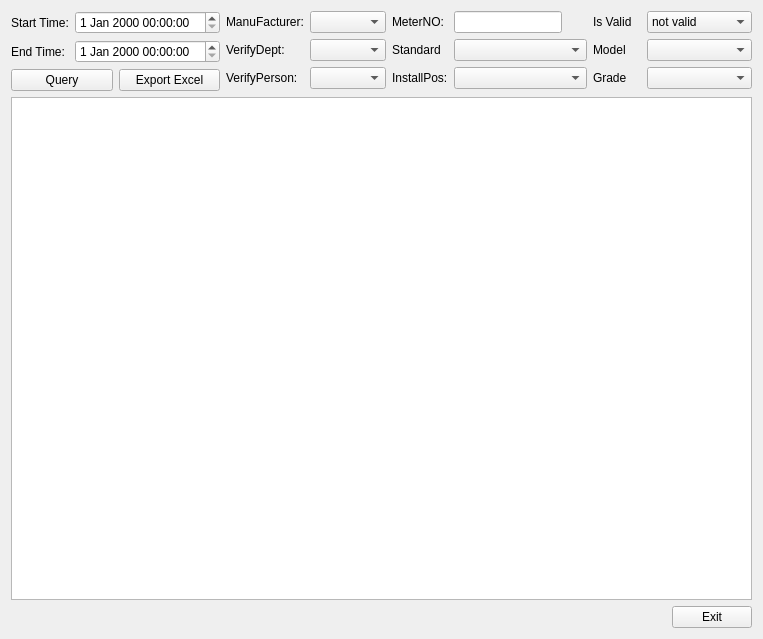
This is source/resultquery/ui/cmb_result.ui in flimmy78/qtverify as Qt 5 draws it before an edit. The edited form follows.
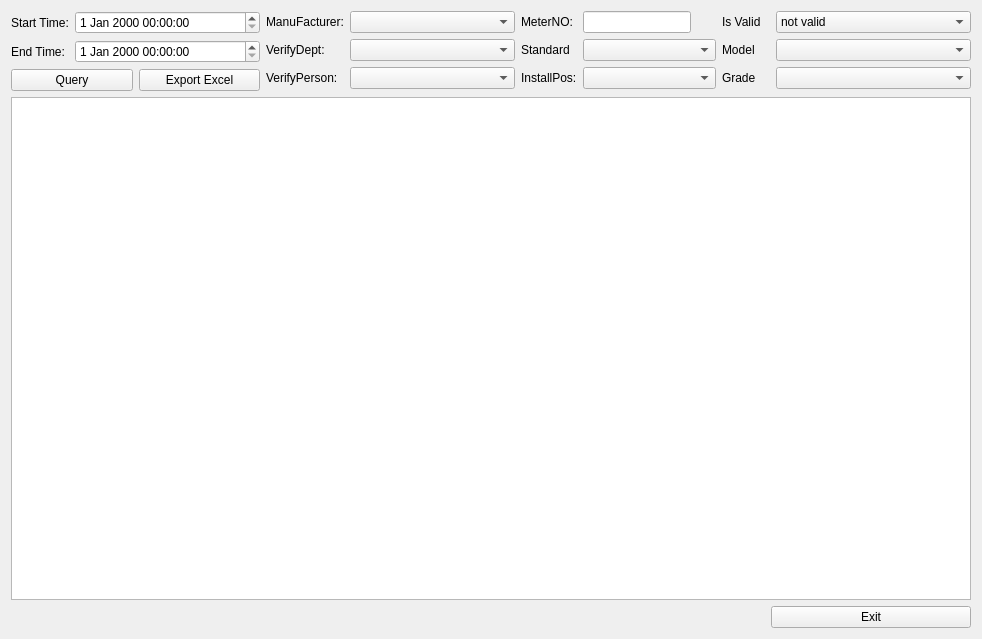
This is the edited form.

Diff of the .ui file:
```diff
--- a/source/resultquery/ui/cmb_result.ui
+++ b/source/resultquery/ui/cmb_result.ui
@@ -6,7 +6,7 @@
    <rect>
     <x>0</x>
     <y>0</y>
-    <width>763</width>
+    <width>982</width>
     <height>639</height>
    </rect>
   </property>
@@ -358,6 +358,12 @@
          <verstretch>0</verstretch>
         </sizepolicy>
        </property>
+       <property name="minimumSize">
+        <size>
+         <width>200</width>
+         <height>0</height>
+        </size>
+       </property>
        <property name="text">
         <string>Exit</string>
        </property>
```
